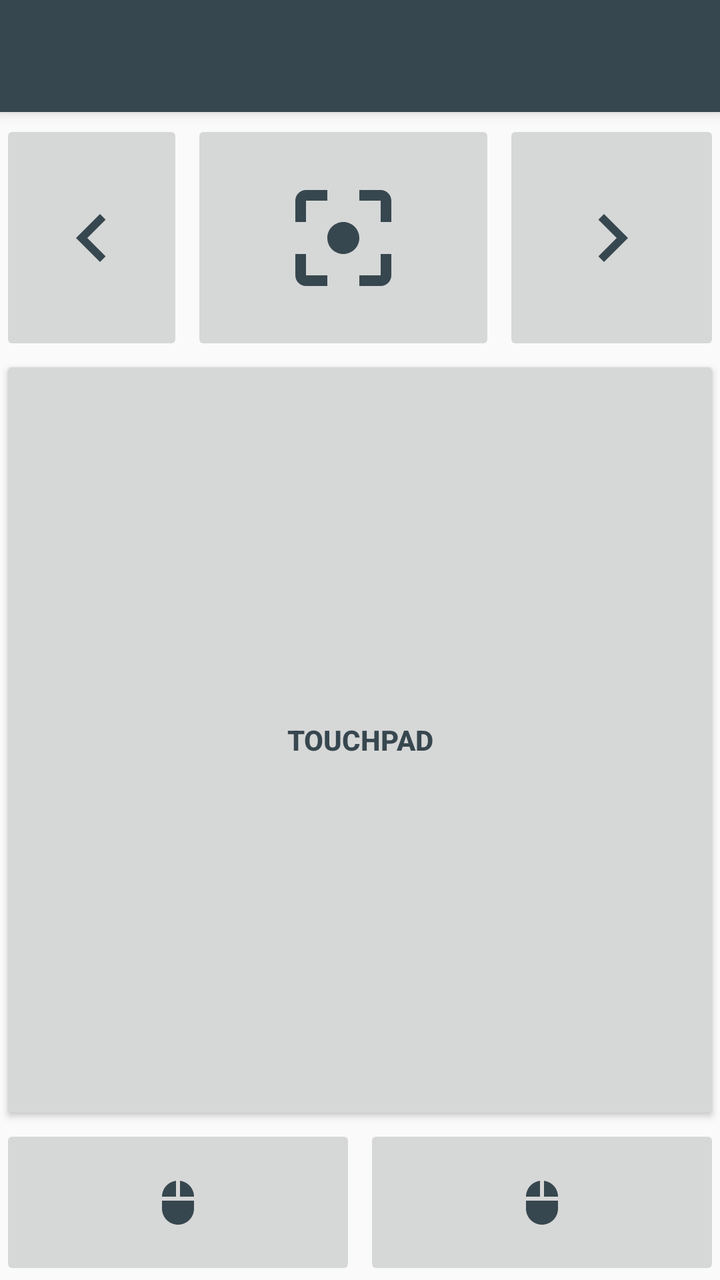
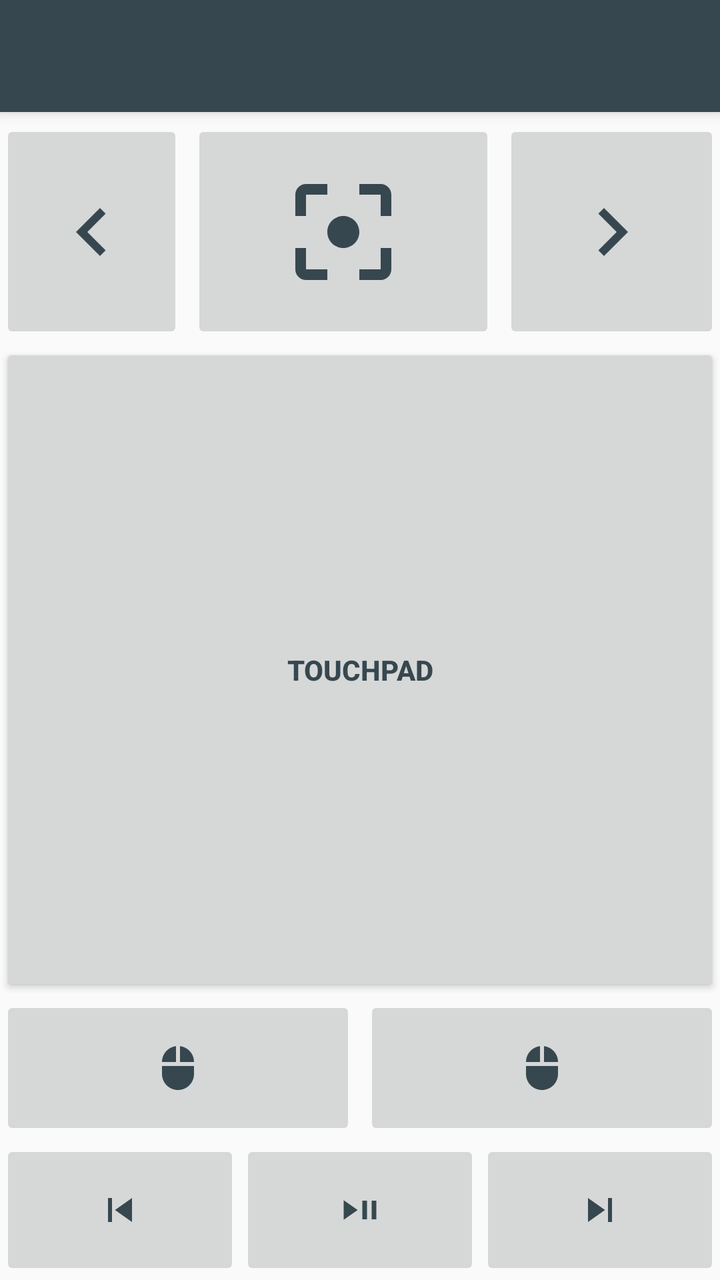

Screens rendered from an Android XML layout before and after an edit, with the pre-edit source and the edit as a unified diff.
<!-- AndroidManifest.xml: application theme AppTheme -->
<!-- res/layout/activity_control.xml -->
<?xml version="1.0" encoding="utf-8"?>
<androidx.coordinatorlayout.widget.CoordinatorLayout xmlns:android="http://schemas.android.com/apk/res/android"
    xmlns:app="http://schemas.android.com/apk/res-auto"
    xmlns:tools="http://schemas.android.com/tools"
    android:layout_width="match_parent"
    android:layout_height="match_parent"
    android:fitsSystemWindows="true"
    android:keepScreenOn="true"
    tools:context=".ControlActivity">

    <com.google.android.material.appbar.AppBarLayout
        android:layout_width="match_parent"
        android:layout_height="wrap_content">

        <androidx.appcompat.widget.Toolbar
            android:id="@+id/toolbar"
            android:layout_width="match_parent"
            android:layout_height="?attr/actionBarSize"
            android:theme="@style/ThemeOverlay.AppCompat.Dark.ActionBar" />

    </com.google.android.material.appbar.AppBarLayout>

    <androidx.constraintlayout.widget.ConstraintLayout
        android:id="@+id/controlMainView"
        android:layout_width="match_parent"
        android:layout_height="match_parent"
        app:layout_behavior="@string/appbar_scrolling_view_behavior"
        tools:showIn="@layout/activity_conn">

        <androidx.coordinatorlayout.widget.CoordinatorLayout
            android:id="@+id/constraintLayoutControlScanner"
            android:layout_width="match_parent"
            android:layout_height="match_parent"
            android:visibility="gone">

            <me.dm7.barcodescanner.zxing.ZXingScannerView
                android:id="@+id/scannerView"
                android:layout_width="match_parent"
                android:layout_height="match_parent" />

            <LinearLayout
                android:layout_width="match_parent"
                android:layout_height="wrap_content"
                android:layout_gravity="bottom|center"
                android:background="#66ffffff">

                <CheckBox
                    android:id="@+id/checkBoxControlScannerReturn"
                    android:layout_width="wrap_content"
                    android:layout_height="wrap_content"
                    android:layout_margin="15dp"
                    android:checked="true"
                    android:text="@string/send_return" />
            </LinearLayout>
        </androidx.coordinatorlayout.widget.CoordinatorLayout>

        <ScrollView
            android:id="@+id/linearLayoutControlKeyboard"
            android:layout_width="match_parent"
            android:layout_height="match_parent"
            android:visibility="gone">

            <LinearLayout
                android:layout_width="match_parent"
                android:layout_height="wrap_content"
                android:orientation="vertical">

                <CheckBox
                    android:id="@+id/checkBoxControlKeyboardSendImmediately"
                    android:layout_width="wrap_content"
                    android:layout_height="wrap_content"
                    android:layout_gravity="center"
                    android:checked="true"
                    android:text="@string/send_immediately" />

                <androidx.coordinatorlayout.widget.CoordinatorLayout
                    android:id="@+id/viewKeyboardInput"
                    android:layout_width="match_parent"
                    android:layout_height="128dp"
                    android:inputType="text"
                    android:minHeight="24dp"
                    android:orientation="vertical">
                    <ImageView
                        android:layout_width="match_parent"
                        android:layout_height="match_parent"
                        android:contentDescription="@string/show_or_hide_keyboard"
                        android:onClick="showSoftKeyboard"
                        app:tint="@color/colorAccent"
                        android:src="@drawable/ic_keyboard_dynamic_128dp" />
                    <systems.sieber.remotespotlight.InputView
                        android:id="@+id/editTextControlKeyboardImmediately"
                        android:layout_width="match_parent"
                        android:layout_height="match_parent"
                        android:hint="@string/send_text_placeholder"
                        android:onClick="showSoftKeyboard"
                        android:inputType="textMultiLine"
                        android:visibility="visible"
                        android:focusable="true"
                        android:clickable="true"
                        tools:ignore="UnusedAttribute" />
                </androidx.coordinatorlayout.widget.CoordinatorLayout>

                <EditText
                    android:id="@+id/editTextControlKeyboardText"
                    android:layout_width="match_parent"
                    android:layout_height="wrap_content"
                    android:hint="@string/send_text_placeholder"
                    android:importantForAutofill="no"
                    android:inputType="textMultiLine|textFilter"
                    android:visibility="gone"
                    tools:ignore="UnusedAttribute" />

                <LinearLayout
                    android:layout_width="match_parent"
                    android:layout_height="wrap_content"
                    android:orientation="vertical">

                    <LinearLayout
                        android:layout_width="match_parent"
                        android:layout_height="wrap_content">

                        <Button
                            android:layout_width="0dp"
                            android:layout_height="70dp"
                            android:layout_weight="1"
                            android:onClick="sendEscape"
                            android:textStyle="bold"
                            android:textColor="@color/colorIcon"
                            android:text="@string/escape_key" />
                        <Space
                            android:layout_width="@dimen/control_button_horizontal_space"
                            android:layout_height="match_parent" />
                        <ImageButton
                            android:layout_width="0dp"
                            android:layout_height="70dp"
                            android:layout_weight="1"
                            android:contentDescription="@string/up_arrow_key"
                            android:onClick="sendUp"
                            app:tint="@color/colorIcon"
                            android:src="@drawable/ic_keyboard_arrow_up_dynamic_48dp" />
                        <Space
                            android:layout_width="@dimen/control_button_horizontal_space"
                            android:layout_height="match_parent" />
                        <Button
                            android:id="@+id/buttonSendText"
                            style="@style/Widget.AppCompat.Button.Colored"
                            android:layout_width="0dp"
                            android:layout_height="70dp"
                            android:layout_weight="1"
                            android:onClick="sendMessageFromTextBox"
                            android:text="@string/send"
                            android:visibility="invisible" />
                    </LinearLayout>

                    <LinearLayout
                        android:layout_width="match_parent"
                        android:layout_height="wrap_content">

                        <ImageButton
                            android:layout_width="0dp"
                            android:layout_height="70dp"
                            android:layout_weight="1"
                            android:contentDescription="@string/left_arrow_key"
                            android:onClick="sendLeft"
                            app:tint="@color/colorIcon"
                            android:src="@drawable/ic_keyboard_arrow_left_dynamic_48dp" />
                        <Space
                            android:layout_width="@dimen/control_button_horizontal_space"
                            android:layout_height="match_parent" />
                        <ImageButton
                            android:layout_width="0dp"
                            android:layout_height="70dp"
                            android:layout_weight="1"
                            android:contentDescription="@string/down_arrow_key"
                            android:onClick="sendDown"
                            app:tint="@color/colorIcon"
                            android:src="@drawable/ic_keyboard_arrow_down_dynamic_48dp" />
                        <Space
                            android:layout_width="@dimen/control_button_horizontal_space"
                            android:layout_height="match_parent" />
                        <ImageButton
                            android:layout_width="0dp"
                            android:layout_height="70dp"
                            android:layout_weight="1"
                            android:contentDescription="@string/right_arrow_key"
                            android:onClick="sendRight"
                            app:tint="@color/colorIcon"
                            android:src="@drawable/ic_keyboard_arrow_right_dynamic_48dp" />
                    </LinearLayout>
                </LinearLayout>

                <Space
                    android:layout_width="match_parent"
                    android:layout_height="24dp" />

                <LinearLayout
                    style="?android:attr/buttonBarStyle"
                    android:layout_width="match_parent"
                    android:layout_height="wrap_content">

                    <Button
                        style="?android:attr/buttonBarButtonStyle"
                        android:layout_width="0dp"
                        android:layout_height="70dp"
                        android:layout_weight="1"
                        android:onClick="sendF1"
                        android:text="@string/f1" />

                    <Button
                        style="?android:attr/buttonBarButtonStyle"
                        android:layout_width="0dp"
                        android:layout_height="70dp"
                        android:layout_weight="1"
                        android:onClick="sendF2"
                        android:text="@string/f2" />

                    <Button
                        style="?android:attr/buttonBarButtonStyle"
                        android:layout_width="0dp"
                        android:layout_height="70dp"
                        android:layout_weight="1"
                        android:onClick="sendF3"
                        android:text="@string/f3" />

                    <Button
                        style="?android:attr/buttonBarButtonStyle"
                        android:layout_width="0dp"
                        android:layout_height="70dp"
                        android:layout_weight="1"
                        android:onClick="sendF4"
                        android:text="@string/f4" />
                </LinearLayout>

                <LinearLayout
                    style="?android:attr/buttonBarStyle"
                    android:layout_width="match_parent"
                    android:layout_height="wrap_content">

                    <Button
                        style="?android:attr/buttonBarButtonStyle"
                        android:layout_width="0dp"
                        android:layout_height="70dp"
                        android:layout_weight="1"
                        android:onClick="sendF5"
                        android:text="@string/f5" />

                    <Button
                        style="?android:attr/buttonBarButtonStyle"
                        android:layout_width="0dp"
                        android:layout_height="70dp"
                        android:layout_weight="1"
                        android:onClick="sendF6"
                        android:text="@string/f6" />

                    <Button
                        style="?android:attr/buttonBarButtonStyle"
                        android:layout_width="0dp"
                        android:layout_height="70dp"
                        android:layout_weight="1"
                        android:onClick="sendF7"
                        android:text="@string/f7" />

                    <Button
                        style="?android:attr/buttonBarButtonStyle"
                        android:layout_width="0dp"
                        android:layout_height="70dp"
                        android:layout_weight="1"
                        android:onClick="sendF8"
                        android:text="@string/f8" />
                </LinearLayout>

                <LinearLayout
                    style="?android:attr/buttonBarStyle"
                    android:layout_width="match_parent"
                    android:layout_height="wrap_content">

                    <Button
                        style="?android:attr/buttonBarButtonStyle"
                        android:layout_width="0dp"
                        android:layout_height="70dp"
                        android:layout_weight="1"
                        android:onClick="sendF9"
                        android:text="@string/f9" />

                    <Button
                        style="?android:attr/buttonBarButtonStyle"
                        android:layout_width="0dp"
                        android:layout_height="70dp"
                        android:layout_weight="1"
                        android:onClick="sendF10"
                        android:text="@string/f10" />

                    <Button
                        style="?android:attr/buttonBarButtonStyle"
                        android:layout_width="0dp"
                        android:layout_height="70dp"
                        android:layout_weight="1"
                        android:onClick="sendF11"
                        android:text="@string/f11" />

                    <Button
                        style="?android:attr/buttonBarButtonStyle"
                        android:layout_width="0dp"
                        android:layout_height="70dp"
                        android:layout_weight="1"
                        android:onClick="sendF12"
                        android:text="@string/f12" />
                </LinearLayout>
            </LinearLayout>
        </ScrollView>

        <LinearLayout
            android:id="@+id/linearLayoutControlDefaults"
            android:layout_width="match_parent"
            android:layout_height="match_parent"
            android:orientation="vertical"
            android:visibility="visible">

            <Space
                android:layout_width="wrap_content"
                android:layout_height="@dimen/control_button_horizontal_space" />

            <LinearLayout
                android:layout_width="match_parent"
                android:layout_height="wrap_content"
                android:layout_weight="1"
                android:orientation="horizontal">

                <ImageButton
                    android:id="@+id/buttonPrev"
                    android:layout_width="90dp"
                    android:layout_height="match_parent"
                    android:layout_weight="1"
                    android:contentDescription="@string/page_up"
                    app:tint="@color/colorIcon"
                    android:onClick="sendPrev"
                    android:src="@drawable/ic_navigate_before_dynamic_48dp"
                    tools:ignore="NestedWeights" />
                <Space
                    android:layout_width="@dimen/control_button_horizontal_space"
                    android:layout_height="match_parent" />
                <ImageButton
                    android:id="@+id/buttonSpotlight"
                    android:layout_width="wrap_content"
                    android:layout_height="match_parent"
                    android:layout_weight="35"
                    android:contentDescription="@string/show_pointer"
                    app:tint="@color/colorIcon"
                    android:src="@drawable/ic_filter_center_focus_dynamic_24dp" />
                <Space
                    android:layout_width="@dimen/control_button_horizontal_space"
                    android:layout_height="match_parent" />
                <ImageButton
                    android:id="@+id/buttonNext"
                    android:layout_width="90dp"
                    android:layout_height="match_parent"
                    android:layout_weight="10"
                    android:contentDescription="@string/page_down"
                    app:tint="@color/colorIcon"
                    android:onClick="sendNext"
                    android:src="@drawable/ic_navigate_next_dynamic_48dp" />
            </LinearLayout>

            <LinearLayout
                android:layout_width="match_parent"
                android:layout_height="wrap_content"
                android:layout_weight="10"
                android:orientation="horizontal">

                <Button
                    android:id="@+id/buttonTouchpad"
                    style="@style/Widget.AppCompat.Button"
                    android:textStyle="bold"
                    android:textColor="@color/colorIcon"
                    android:layout_width="match_parent"
                    android:layout_height="match_parent"
                    android:text="@string/touchpad" />
            </LinearLayout>

            <LinearLayout
                android:layout_width="match_parent"
                android:layout_height="wrap_content"
                android:layout_weight="1">

                <ImageButton
                    android:id="@+id/buttonMouseLeft"
                    android:layout_width="90dp"
                    android:layout_height="match_parent"
                    android:layout_weight="1"
                    android:contentDescription="@string/mouse_click_left"
                    app:tint="@color/colorIcon"
                    android:src="@drawable/ic_mouse_dynamic_24dp"
                    tools:ignore="NestedWeights" />
                <Space
                    android:layout_width="@dimen/control_button_horizontal_space"
                    android:layout_height="match_parent" />
                <ImageButton
                    android:id="@+id/buttonMouseRight"
                    android:layout_width="90dp"
                    android:layout_height="match_parent"
                    android:layout_weight="1"
                    android:contentDescription="@string/mouse_click_right"
                    app:tint="@color/colorIcon"
                    android:src="@drawable/ic_mouse_dynamic_24dp" />
            </LinearLayout>

            
        </LinearLayout>

    </androidx.constraintlayout.widget.ConstraintLayout>

</androidx.coordinatorlayout.widget.CoordinatorLayout>
<!-- res/layout/activity_conn.xml (included above) -->
<?xml version="1.0" encoding="utf-8"?>
<androidx.drawerlayout.widget.DrawerLayout
    xmlns:android="http://schemas.android.com/apk/res/android"
    xmlns:app="http://schemas.android.com/apk/res-auto"
    xmlns:tools="http://schemas.android.com/tools"
    android:id="@+id/drawerLayoutMain"
    android:layout_width="match_parent"
    android:layout_height="match_parent"
    android:fitsSystemWindows="true"
    tools:openDrawer="start">

    <include
        layout="@layout/activity_conn_content"
        android:layout_width="match_parent"
        android:layout_height="match_parent" />

    <com.google.android.material.navigation.NavigationView
        android:id="@+id/navigationViewMain"
        android:layout_width="wrap_content"
        android:layout_height="match_parent"
        android:layout_gravity="start"
        android:fitsSystemWindows="true"
        app:headerLayout="@layout/activity_conn_nav_header"
        app:menu="@menu/drawer_conn" />

</androidx.drawerlayout.widget.DrawerLayout>
<!-- res/layout/activity_conn_content.xml (included above) -->
<?xml version="1.0" encoding="utf-8"?>
<androidx.coordinatorlayout.widget.CoordinatorLayout
    xmlns:android="http://schemas.android.com/apk/res/android"
    xmlns:app="http://schemas.android.com/apk/res-auto"
    xmlns:tools="http://schemas.android.com/tools"
    android:layout_width="match_parent"
    android:layout_height="match_parent"
    tools:context=".ConnectActivity">

    <com.google.android.material.appbar.AppBarLayout
        android:layout_width="match_parent"
        android:layout_height="wrap_content">

        <androidx.appcompat.widget.Toolbar
            android:id="@+id/toolbar"
            android:layout_width="match_parent"
            android:layout_height="?attr/actionBarSize"
            android:theme="@style/ThemeOverlay.AppCompat.Dark.ActionBar" />

    </com.google.android.material.appbar.AppBarLayout>

    <androidx.constraintlayout.widget.ConstraintLayout
        android:layout_width="match_parent"
        android:layout_height="match_parent"
        tools:showIn="@layout/activity_conn"
        app:layout_behavior="@string/appbar_scrolling_view_behavior">

        <TextView
            android:id="@+id/textViewConnectInfo"
            android:layout_width="wrap_content"
            android:layout_height="wrap_content"
            android:gravity="center_horizontal"
            android:padding="30dp"
            android:text="@string/add_computer"
            app:layout_constraintBottom_toBottomOf="parent"
            app:layout_constraintLeft_toLeftOf="parent"
            app:layout_constraintRight_toRightOf="parent"
            app:layout_constraintTop_toTopOf="parent"
            android:autoLink="web" />

        <ListView
            android:id="@+id/listViewServer"
            android:layout_width="match_parent"
            android:layout_height="match_parent"
            tools:layout_editor_absoluteX="0dp"
            tools:layout_editor_absoluteY="0dp" />

    </androidx.constraintlayout.widget.ConstraintLayout>

    

</androidx.coordinatorlayout.widget.CoordinatorLayout>
<!-- res/layout/activity_conn_nav_header.xml (included above) -->
<?xml version="1.0" encoding="utf-8"?>
<RelativeLayout
    xmlns:android="http://schemas.android.com/apk/res/android"
    xmlns:app="http://schemas.android.com/apk/res-auto"
    android:layout_width="match_parent"
    android:layout_height="wrap_content">

    <ImageView
        android:layout_width="wrap_content"
        android:layout_height="wrap_content"
        android:layout_alignStart="@id/navHeaderContent"
        android:layout_alignTop="@+id/navHeaderContent"
        android:layout_alignEnd="@id/navHeaderContent"
        android:layout_alignBottom="@id/navHeaderContent"
        android:layout_alignRight="@id/navHeaderContent"
        android:layout_alignLeft="@id/navHeaderContent"
        android:scaleType="centerCrop"
        android:background="@color/colorPrimary" />

    <LinearLayout
        android:id="@+id/navHeaderContent"
        android:layout_width="match_parent"
        android:layout_height="wrap_content"
        android:gravity="top"
        android:orientation="vertical"
        android:paddingLeft="@dimen/activity_horizontal_margin"
        android:paddingTop="@dimen/activity_vertical_margin"
        android:paddingRight="@dimen/activity_horizontal_margin"
        android:paddingBottom="@dimen/activity_vertical_margin"
        android:theme="@style/ThemeOverlay.AppCompat.Dark">

        <Space
            android:layout_width="match_parent"
            android:layout_height="@dimen/activity_vertical_margin" />
        <Space
            android:layout_width="match_parent"
            android:layout_height="@dimen/activity_vertical_margin" />

        <LinearLayout
            android:layout_width="match_parent"
            android:layout_height="wrap_content"
            android:orientation="horizontal">
            <ImageView
                android:layout_width="wrap_content"
                android:layout_height="wrap_content"
                android:contentDescription="@string/app_name"
                app:srcCompat="@drawable/ic_launcher_foreground" />
            <LinearLayout
                android:layout_width="wrap_content"
                android:layout_height="wrap_content"
                android:orientation="vertical"
                android:layout_gravity="center_vertical">

                <TextView
                    android:layout_width="wrap_content"
                    android:layout_height="wrap_content"
                    android:text="@string/app_name"
                    android:textAppearance="@style/TextAppearance.AppCompat.Body2" />

                <TextView
                    android:layout_width="wrap_content"
                    android:layout_height="wrap_content"
                    android:text="@string/app_subtitle" />
            </LinearLayout>
        </LinearLayout>

    </LinearLayout>

</RelativeLayout>
<!-- resources referenced by this layout -->
<resources>
  <color name="colorAccent">#37474f</color>
  <color name="colorIcon">#37474f</color>
  <color name="colorPrimary">#37474f</color>
  <dimen name="activity_horizontal_margin">16dp</dimen>
  <dimen name="activity_vertical_margin">16dp</dimen>
  <dimen name="control_button_horizontal_space">4dp</dimen>
  <!-- drawable ic_navigate_next_dynamic_48dp (drawable) -->
  <vector android:height="48dp" android:tint="?attr/colorControlNormal"
      android:viewportHeight="24.0" android:viewportWidth="24.0"
      android:width="48dp" xmlns:android="http://schemas.android.com/apk/res/android">
      <path android:fillColor="#FF000000" android:pathData="M10,6L8.59,7.41 13.17,12l-4.58,4.59L10,18l6,-6z"/>
  </vector>
  <string name="add_computer">Please download the RemotePointer App %1$s from https://sieber.systems/s/rp and start it on your computer. Ensure that the computer and this android device are connected to the same WiFi network.</string>
  <string name="app_name">RemotePointer</string>
  <string name="app_subtitle">Digital Laser Pointer, Mouse/Keyboard Control &amp; Barcode Scanner</string>
  <string name="down_arrow_key">Down Arrow Key</string>
  <string name="escape_key">ESC</string>
  <string name="f1">F1</string>
  <string name="f10">F10</string>
  <string name="f11">F11</string>
  <string name="f12">F12</string>
  <string name="f2">F2</string>
  <string name="f3">F3</string>
  <string name="f4">F4</string>
  <string name="f5">F5</string>
  <string name="f6">F6</string>
  <string name="f7">F7</string>
  <string name="f8">F8</string>
  <string name="f9">F9</string>
  <string name="left_arrow_key">Left Arrow Key</string>
  <string name="mouse_click_left">Mouse Click Left</string>
  <string name="mouse_click_right">Mouse Click Right</string>
  <string name="page_down">Page Down</string>
  <string name="page_up">Page Up</string>
  <string name="right_arrow_key">Right Arrow Key</string>
  <string name="send">Send</string>
  <string name="send_immediately">Send immediately</string>
  <string name="send_return">Send Return</string>
  <string name="send_text_placeholder">Your text here…</string>
  <string name="show_or_hide_keyboard">Show or hide Keyboard</string>
  <string name="show_pointer">Show Pointer</string>
  <string name="touchpad">Touchpad</string>
  <string name="up_arrow_key">Up Arrow Key</string>
  <color name="colorPrimaryDark">#102027</color>
  <color name="colorTextLink">@color/colorAccent</color>
  <color name="colorBackground">#fafafa</color>
  <!-- unchanged entries left out for length: 10 -->
</resources>

<!-- the commit's change to res/layout/activity_control.xml (unified diff, before → after) -->
@@ -404,6 +404,38 @@
                     android:src="@drawable/ic_mouse_dynamic_24dp" />
             </LinearLayout>
 
+            <LinearLayout
+                android:layout_width="match_parent"
+                android:layout_height="wrap_content">
+
+                <ImageButton
+                    android:layout_width="0dp"
+                    android:layout_height="70dp"
+                    android:layout_weight="1"
+                    android:onClick="sendMediaPrev"
+                    app:tint="@color/colorIcon"
+                    android:src="@drawable/ic_skip_previous_24dp"
+                    android:contentDescription="@string/previous" />
+
+                <ImageButton
+                    android:layout_width="0dp"
+                    android:layout_height="70dp"
+                    android:layout_weight="1"
+                    android:onClick="sendMediaPlayPause"
+                    app:tint="@color/colorIcon"
+                    android:src="@drawable/ic_play_pause_24dp"
+                    android:contentDescription="@string/play_pause" />
+
+                <ImageButton
+                    android:layout_width="0dp"
+                    android:layout_height="70dp"
+                    android:layout_weight="1"
+                    android:onClick="sendMediaNext"
+                    app:tint="@color/colorIcon"
+                    android:src="@drawable/ic_skip_next_24dp"
+                    android:contentDescription="@string/next" />
+            </LinearLayout>
+
             
         </LinearLayout>
 
<!-- resource entries referenced after the edit -->
@@ -11,6 +11,28 @@
       android:viewportHeight="24.0" android:viewportWidth="24.0"
       android:width="48dp" xmlns:android="http://schemas.android.com/apk/res/android">
       <path android:fillColor="#FF000000" android:pathData="M10,6L8.59,7.41 13.17,12l-4.58,4.59L10,18l6,-6z"/>
+  </vector>
+  <!-- drawable ic_play_pause_24dp (drawable) -->
+  <vector xmlns:android="http://schemas.android.com/apk/res/android"
+      android:width="28dp"
+      android:height="28dp"
+      android:viewportWidth="960"
+      android:viewportHeight="960">
+    <path
+        android:pathData="M200,648v-336l240,168 -240,168ZM520,640v-320h80v320h-80ZM680,640v-320h80v320h-80Z"
+        android:fillColor="#000000"/>
+  </vector>
+  <!-- drawable ic_skip_next_24dp (drawable) -->
+  <vector xmlns:android="http://schemas.android.com/apk/res/android" android:height="24dp" android:tint="#000000" android:viewportHeight="24" android:viewportWidth="24" android:width="24dp">
+        
+      <path android:fillColor="@android:color/white" android:pathData="M6,18l8.5,-6L6,6v12zM16,6v12h2V6h-2z"/>
+      
+  </vector>
+  <!-- drawable ic_skip_previous_24dp (drawable) -->
+  <vector xmlns:android="http://schemas.android.com/apk/res/android" android:height="24dp" android:tint="#000000" android:viewportHeight="24" android:viewportWidth="24" android:width="24dp">
+        
+      <path android:fillColor="@android:color/white" android:pathData="M6,6h2v12L6,18zM9.5,12l8.5,6L18,6z"/>
+      
   </vector>
   <string name="add_computer">Please download the RemotePointer App %1$s from https://sieber.systems/s/rp and start it on your computer. Ensure that the computer and this android device are connected to the same WiFi network.</string>
   <string name="app_name">RemotePointer</string>
@@ -32,8 +54,11 @@
   <string name="left_arrow_key">Left Arrow Key</string>
   <string name="mouse_click_left">Mouse Click Left</string>
   <string name="mouse_click_right">Mouse Click Right</string>
+  <string name="next">Next</string>
   <string name="page_down">Page Down</string>
   <string name="page_up">Page Up</string>
+  <string name="play_pause">Play/Pause</string>
+  <string name="previous">Previous</string>
   <string name="right_arrow_key">Right Arrow Key</string>
   <string name="send">Send</string>
   <string name="send_immediately">Send immediately</string>
